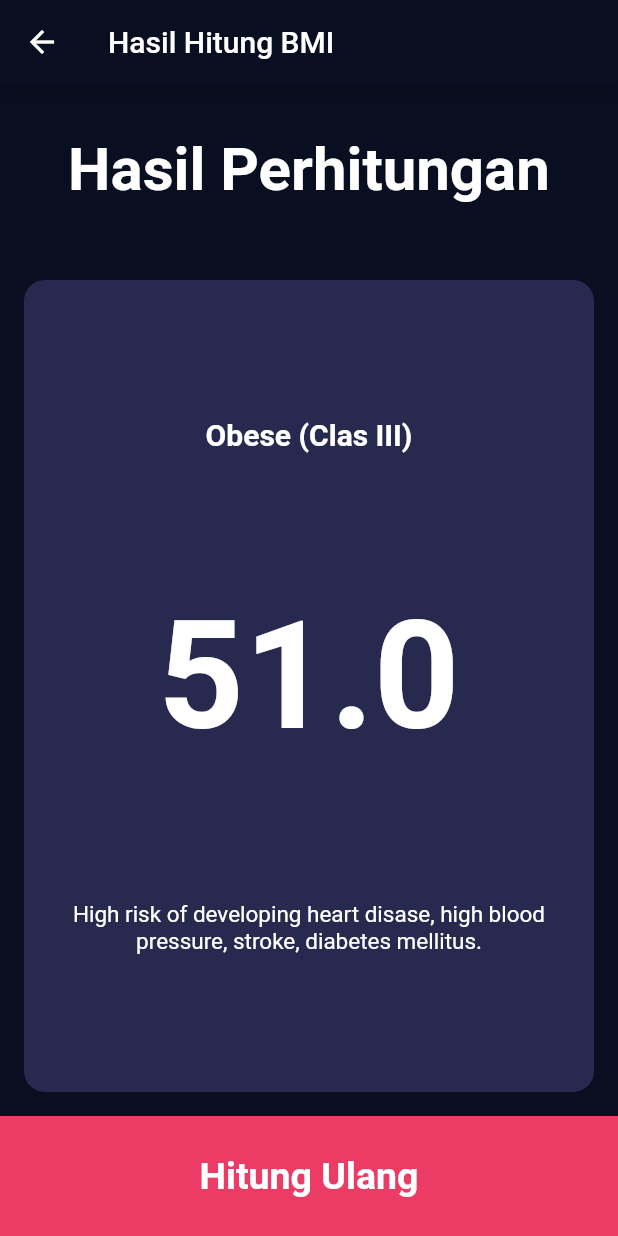
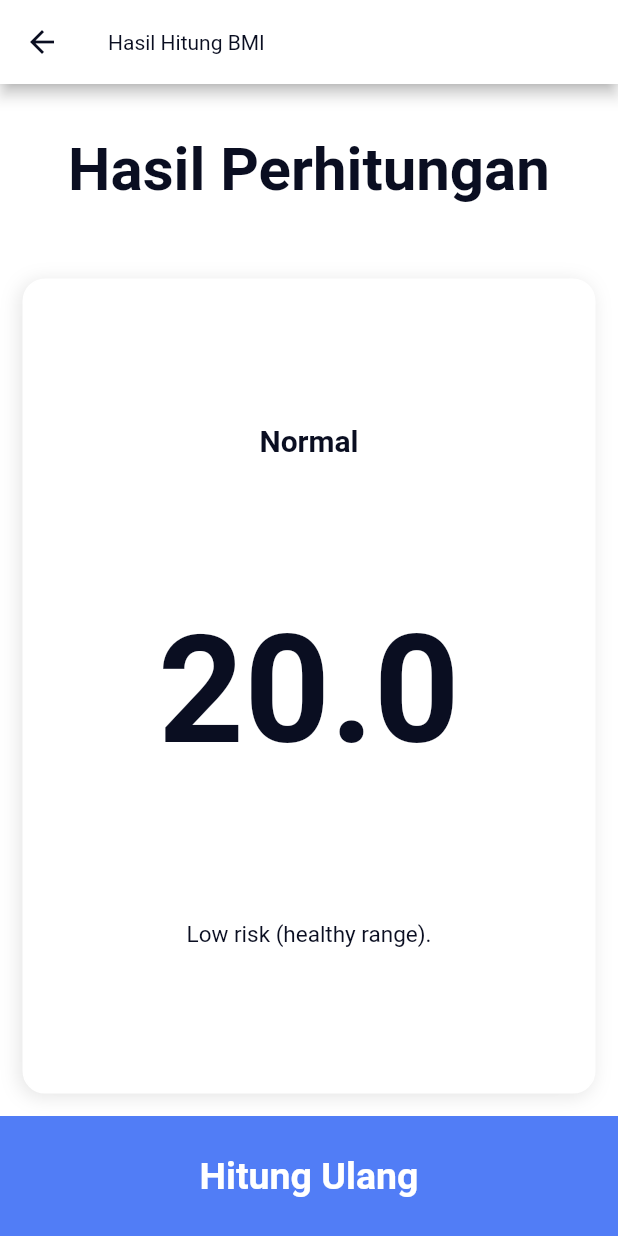
Before and after one commit to adresatria/bmi, a Flutter app: the screen it shows after launch, after a tap on "Hitung BMI", on a phone screen of 412 x 824 dp. Run offline on Flutter 3.47's test engine with Material 2 defaults, Android fonts, the phone set to English and light mode, and no system bars.

Commit message:
Bagian redesign rampung

```diff
--- a/lib/constants/constant.dart
+++ b/lib/constants/constant.dart
@@ -2,7 +2,7 @@ import 'package:flutter/material.dart';
 
 const Color primaryColor = Color(0xff0a0e21);
 TextStyle labelTextStyle =
-    const TextStyle(fontSize: 18, color: Colors.white //Color(0xff8d8e98),
+    const TextStyle(fontSize: 18, color: primaryColor //Color(0xff8d8e98),
         );
 TextStyle numberTextStyle = const TextStyle(
   fontSize: 50,
--- a/lib/main.dart
+++ b/lib/main.dart
@@ -16,10 +16,12 @@ class MyApp extends StatelessWidget {
         title: 'Flutter Demo',
         theme: ThemeData(
           primaryColor: primaryColor,
-          scaffoldBackgroundColor: primaryColor,
+          scaffoldBackgroundColor: Colors.white,
           appBarTheme: const AppBarTheme(
               // #0A0E21
-              backgroundColor: primaryColor),
+              iconTheme: IconThemeData(color: primaryColor),
+              titleTextStyle: TextStyle(color: primaryColor),
+              backgroundColor: Colors.white),
           // This is the theme of your application.
           //
           // Try running your application with "flutter run". You'll see the
--- a/lib/views/bmi_data_screen.dart
+++ b/lib/views/bmi_data_screen.dart
@@ -1,5 +1,6 @@
 import 'package:bmi/helpers/bmi_calculator.dart';
 import 'package:bmi/constants/constant.dart';
+import 'package:flutter/cupertino.dart';
 import 'package:flutter/material.dart';
 
 import 'bmi_result_screen.dart';
@@ -26,56 +27,145 @@ class _BmiDataScreenState extends State<BmiDataScreen> {
   //   return bmi;
   // }
 
+  List<Widget> generateList(start, end) {
+    List<Widget> weights = [];
+    for (var i = start; i < end; i++) {
+      weights.add(
+        Text(
+          "$i",
+          style: labelTextStyle!.copyWith(
+            fontSize: 20,
+          ),
+        ),
+      );
+    }
+    return weights;
+  }
+
   @override
   Widget build(BuildContext context) {
     return Scaffold(
-      backgroundColor: const Color(0xff0a0e21),
+      // backgroundColor: const Color(0xff0a0e21),
       appBar: AppBar(
+        elevation: 0,
         title: const Text("BMI Calculator"),
       ),
-      body: Column(
-        children: [
-          Expanded(
-              child: Row(
-            children: [
-              Expanded(
-                child: GestureDetector(
-                  onTap: () {
-                    gender = "male";
-                    setState(() {});
-                  },
-                  child: BmiCard(
-                    borderColor:
-                        (gender == "male") ? Colors.white : primaryColor,
-                    child: const GenderIconText(
-                      icon: Icons.male,
-                      title: "Male",
+      bottomNavigationBar: GestureDetector(
+        onTap: () {
+          final bmiCalculator = BmiCalculator(height: height, weight: weight);
+          bmiCalculator.calculateBmi();
+
+          Navigator.of(context).push(
+            MaterialPageRoute(
+              builder: ((context) {
+                return BmiResultScreen(
+                  bmi: bmiCalculator.bmi!,
+                  bmiCalculator: null,
+                );
+              }),
+            ),
+          );
+        },
+        child: Container(
+          height: 60,
+          margin: EdgeInsets.all(15),
+          decoration: BoxDecoration(
+            borderRadius: BorderRadius.circular(8),
+            color: const Color(0xff517DF6),
+          ),
+          child: const Center(
+            child: Text(
+              "Hitung BMI",
+              style: TextStyle(
+                fontSize: 25,
+                fontWeight: FontWeight.bold,
+                color: Colors.white,
+              ),
+            ),
+          ),
+        ),
+      ),
+      body: SingleChildScrollView(
+        physics: BouncingScrollPhysics(),
+        child: Column(
+          children: [
+            Row(
+              children: [
+                Expanded(
+                  child: GestureDetector(
+                    onTap: () {
+                      gender = "male";
+                      setState(() {});
+                    },
+                    child: BmiCard(
+                      borderColor:
+                          (gender == "male") ? Color(0xff517DF6) : Colors.white,
+                      child: Stack(
+                        children: [
+                          const Center(
+                            child: Padding(
+                              padding: EdgeInsets.symmetric(vertical: 20.0),
+                              child: GenderIconText(
+                                icon: Icons.male,
+                                title: "Male",
+                              ),
+                            ),
+                          ),
+                          Positioned(
+                            right: 10,
+                            top: 10,
+                            child: Icon(
+                              Icons.check_circle,
+                              color: (gender == "male")
+                                  ? Color(0xff517DF6)
+                                  : Colors.white,
+                            ),
+                          )
+                        ],
+                      ),
                     ),
                   ),
                 ),
-              ),
-              Expanded(
-                child: GestureDetector(
-                  onTap: () {
-                    gender = "female";
-                    setState(() {});
-                  },
-                  child: BmiCard(
-                    borderColor:
-                        (gender == "female") ? Colors.white : primaryColor,
-                    child: const GenderIconText(
-                      icon: Icons.female,
-                      title: "Female",
+                Expanded(
+                  child: GestureDetector(
+                    onTap: () {
+                      gender = "female";
+                      setState(() {});
+                    },
+                    child: BmiCard(
+                      borderColor: (gender == "female")
+                          ? Color(0xff517DF6)
+                          : Colors.white,
+                      child: Stack(
+                        children: [
+                          const Center(
+                            child: Padding(
+                              padding: EdgeInsets.symmetric(vertical: 20.0),
+                              child: GenderIconText(
+                                icon: Icons.female,
+                                title: "Female",
+                              ),
+                            ),
+                          ),
+                          Positioned(
+                            right: 10,
+                            top: 10,
+                            child: Icon(
+                              Icons.check_circle,
+                              color: (gender == "female")
+                                  ? Color(0xff517DF6)
+                                  : Colors.white,
+                            ),
+                          )
+                        ],
+                      ),
                     ),
                   ),
                 ),
-              ),
-            ],
-          )),
-          Expanded(
-              child: BmiCard(
-            child: Column(
-              mainAxisAlignment: MainAxisAlignment.center,
+              ],
+            ),
+            const SizedBox(height: 30),
+            Column(
               children: [
                 Text(
                   "HEIGHT",
@@ -84,189 +174,122 @@ class _BmiDataScreenState extends State<BmiDataScreen> {
                     fontWeight: FontWeight.bold,
                   ),
                 ),
-                const SizedBox(height: 12),
                 Row(
-                  mainAxisAlignment: MainAxisAlignment.center,
-                  crossAxisAlignment: CrossAxisAlignment.end,
                   children: [
-                    Text(
-                      "$height",
-                      style: numberTextStyle,
+                    Expanded(
+                      child: BmiCard(
+                        child: Slider(
+                          value: height.toDouble(),
+                          min: 80,
+                          max: 200,
+                          thumbColor: Colors.red,
+                          activeColor: Colors.white,
+                          onChanged: (value) {
+                            height = value.toInt();
+                            setState(() {});
+                          },
+                        ),
+                      ),
                     ),
-                    Text(
-                      "cm",
-                      style: labelTextStyle,
-                    )
+                    BmiCard(
+                      child: Padding(
+                        padding: const EdgeInsets.symmetric(
+                          horizontal: 15.0,
+                          vertical: 15.0,
+                        ),
+                        child: Row(
+                          mainAxisAlignment: MainAxisAlignment.center,
+                          crossAxisAlignment: CrossAxisAlignment.end,
+                          children: [
+                            Text(
+                              "$height",
+                              style: labelTextStyle,
+                            ),
+                            Text(
+                              "cm",
+                              style: labelTextStyle,
+                            )
+                          ],
+                        ),
+                      ),
+                    ),
                   ],
-                ),
-                Slider(
-                  value: height.toDouble(),
-                  min: 80,
-                  max: 200,
-                  thumbColor: Colors.red,
-                  activeColor: Colors.white,
-                  onChanged: (value) {
-                    height = value.toInt();
-                    setState(() {});
-                  },
                 ),
               ],
             ),
-          )),
-          Expanded(
+            Container(
               child: Row(
-            children: [
-              Expanded(
-                child: BmiCard(
-                  child: Column(
-                    mainAxisAlignment: MainAxisAlignment.center,
-                    children: [
-                      Text(
-                        "WEIGHT",
-                        style: labelTextStyle,
-                      ),
-                      Text(
-                        "$weight",
-                        style: numberTextStyle,
-                      ),
-                      const SizedBox(height: 8),
-                      Row(
-                        mainAxisAlignment: MainAxisAlignment.center,
-                        children: [
-                          RawMaterialButton(
-                            onPressed: () {
-                              weight += 1;
-                              setState(() {});
-                            },
-                            elevation: 0,
-                            shape: const CircleBorder(),
-                            fillColor: const Color(0xff212747),
-                            constraints: const BoxConstraints.tightFor(
-                              width: 56,
-                              height: 56,
-                            ),
-                            child: const Icon(
-                              Icons.add,
-                              color: Colors.white,
-                            ),
+                children: [
+                  Expanded(
+                    child: Column(
+                      // crossAxisAlignment: CrossAxisAlignment.start,
+                      children: [
+                        Text(
+                          "WEIGHT",
+                          style: labelTextStyle,
+                        ),
+                        BmiCard(
+                          child: Column(
+                            mainAxisAlignment: MainAxisAlignment.center,
+                            children: [
+                              Container(
+                                height:
+                                    MediaQuery.of(context).size.height * 0.15,
+                                child: CupertinoPicker(
+                                    scrollController:
+                                        FixedExtentScrollController(
+                                            initialItem: 30),
+                                    itemExtent: 25,
+                                    magnification: 2,
+                                    useMagnifier: true,
+                                    onSelectedItemChanged: (val) {
+                                      weight = val + 20;
+                                    },
+                                    children: generateList(20, 220)),
+                              ),
+                            ],
                           ),
-                          const SizedBox(width: 10),
-                          RawMaterialButton(
-                            onPressed: () {
-                              weight -= 1;
-                              setState(() {});
-                            },
-                            elevation: 0,
-                            shape: const CircleBorder(),
-                            fillColor: const Color(0xff212747),
-                            constraints: const BoxConstraints.tightFor(
-                              width: 56,
-                              height: 56,
-                            ),
-                            child: const Icon(
-                              Icons.remove,
-                              color: Colors.white,
-                            ),
+                        ),
+                      ],
+                    ),
+                  ),
+                  Expanded(
+                    child: Column(
+                      children: [
+                        Text(
+                          "AGE",
+                          style: labelTextStyle,
+                        ),
+                        BmiCard(
+                          child: Column(
+                            mainAxisAlignment: MainAxisAlignment.center,
+                            children: [
+                              Container(
+                                height:
+                                    MediaQuery.of(context).size.height * 0.15,
+                                child: CupertinoPicker(
+                                    scrollController:
+                                        FixedExtentScrollController(
+                                            initialItem: 5),
+                                    itemExtent: 25,
+                                    magnification: 2,
+                                    useMagnifier: true,
+                                    onSelectedItemChanged: (val) {
+                                      weight = val + 20;
+                                    },
+                                    children: generateList(15, 90)),
+                              ),
+                            ],
                           ),
-                        ],
-                      ),
-                    ],
+                        ),
+                      ],
+                    ),
                   ),
-                ),
-              ),
-              Expanded(
-                child: BmiCard(
-                  child: Column(
-                    mainAxisAlignment: MainAxisAlignment.center,
-                    children: [
-                      Text(
-                        "AGE",
-                        style: labelTextStyle,
-                      ),
-                      Text(
-                        "$age",
-                        style: numberTextStyle,
-                      ),
-                      const SizedBox(height: 8),
-                      Row(
-                        mainAxisAlignment: MainAxisAlignment.center,
-                        children: [
-                          RawMaterialButton(
-                            onPressed: () {
-                              age += 1;
-                              setState(() {});
-                            },
-                            elevation: 0,
-                            shape: const CircleBorder(),
-                            fillColor: const Color(0xff212747),
-                            constraints: const BoxConstraints.tightFor(
-                              width: 56,
-                              height: 56,
-                            ),
-                            child: const Icon(
-                              Icons.add,
-                              color: Colors.white,
-                            ),
-                          ),
-                          const SizedBox(width: 10),
-                          RawMaterialButton(
-                            onPressed: () {
-                              age -= 1;
-                              setState(() {});
-                            },
-                            elevation: 0,
-                            shape: const CircleBorder(),
-                            fillColor: const Color(0xff212747),
-                            constraints: const BoxConstraints.tightFor(
-                              width: 56,
-                              height: 56,
-                            ),
-                            child: const Icon(
-                              Icons.remove,
-                              color: Colors.white,
-                            ),
-                          ),
-                        ],
-                      ),
-                    ],
-                  ),
-                ),
-              ),
-            ],
-          )),
-          GestureDetector(
-            onTap: () {
-              final bmiCalculator =
-                  BmiCalculator(height: height, weight: weight);
-              bmiCalculator.calculateBmi();
-
-              Navigator.of(context).push(
-                MaterialPageRoute(
-                  builder: ((context) {
-                    return BmiResultScreen(
-                      bmi: bmiCalculator.bmi!,
-                      bmiCalculator: null,
-                    );
-                  }),
-                ),
-              );
-            },
-            child: Container(
-              height: 80,
-              color: const Color(0xffEC3C66),
-              child: const Center(
-                child: Text(
-                  "Hitung BMI",
-                  style: TextStyle(
-                    fontSize: 25,
-                    fontWeight: FontWeight.bold,
-                    color: Colors.white,
-                  ),
-                ),
+                ],
               ),
             ),
-          ),
-        ],
+          ],
+        ),
       ),
     );
   }
@@ -276,7 +299,7 @@ class BmiCard extends StatelessWidget {
   const BmiCard({
     Key? key,
     this.child,
-    this.borderColor = primaryColor,
+    this.borderColor = Colors.white,
   }) : super(key: key);
 
   final Widget? child;
@@ -286,7 +309,13 @@ class BmiCard extends StatelessWidget {
   Widget build(BuildContext context) {
     return Container(
         decoration: BoxDecoration(
-          color: const Color(0xff272A4E),
+          color: Colors.white,
+          boxShadow: [
+            BoxShadow(
+                offset: Offset(-2, 2),
+                blurRadius: 10,
+                color: Colors.black.withOpacity(0.1))
+          ],
           borderRadius: BorderRadius.circular(15),
           border: Border.all(color: borderColor!),
         ),
@@ -313,7 +342,7 @@ class GenderIconText extends StatelessWidget {
         Icon(
           icon,
           size: 80,
-          color: Colors.white,
+          color: primaryColor,
         ),
         const SizedBox(height: 15),
         Text(
--- a/lib/views/bmi_result_screen.dart
+++ b/lib/views/bmi_result_screen.dart
@@ -1,5 +1,5 @@
+import 'package:bmi/constants/constant.dart';
 import 'package:bmi/helpers/bmi_calculator.dart';
-import 'package:bmi/constants/constant.dart';
 import 'package:bmi/views/bmi_data_screen.dart';
 import 'package:flutter/material.dart';
 
@@ -79,7 +79,7 @@ class BmiResultScreen extends StatelessWidget {
                 style: TextStyle(
                   fontSize: 40,
                   fontWeight: FontWeight.bold,
-                  color: Colors.white,
+                  color: primaryColor,
                 ),
               ),
             ),
@@ -98,7 +98,7 @@ class BmiResultScreen extends StatelessWidget {
                       style: const TextStyle(
                         fontSize: 20,
                         fontWeight: FontWeight.bold,
-                        color: Colors.white,
+                        color: primaryColor,
                       ),
                     ),
                     Text(
@@ -106,7 +106,7 @@ class BmiResultScreen extends StatelessWidget {
                       style: const TextStyle(
                         fontSize: 100,
                         fontWeight: FontWeight.bold,
-                        color: Colors.white,
+                        color: primaryColor,
                       ),
                     ),
                     Text(
@@ -114,7 +114,7 @@ class BmiResultScreen extends StatelessWidget {
                       textAlign: TextAlign.center,
                       style: const TextStyle(
                         fontSize: 15,
-                        color: Colors.white,
+                        color: primaryColor,
                       ),
                     ),
                   ],
@@ -128,7 +128,7 @@ class BmiResultScreen extends StatelessWidget {
             },
             child: Container(
               height: 80,
-              color: const Color(0xffEC3C66),
+              color: const Color(0xff517DF6),
               child: const Center(
                 child: Text(
                   "Hitung Ulang",
```
